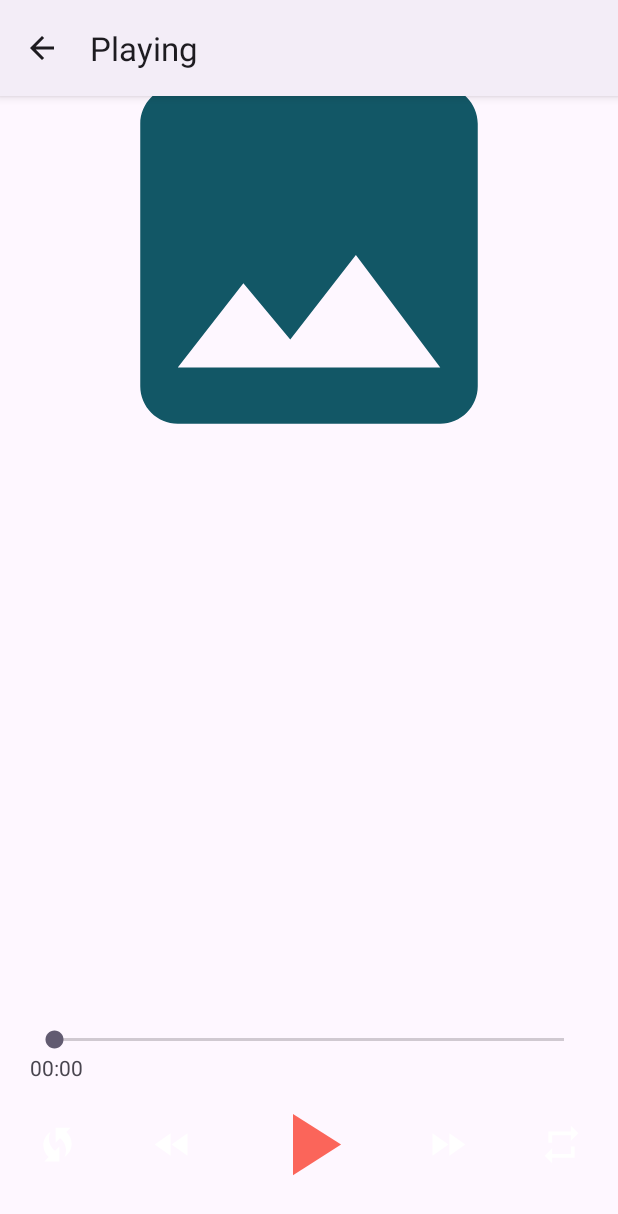
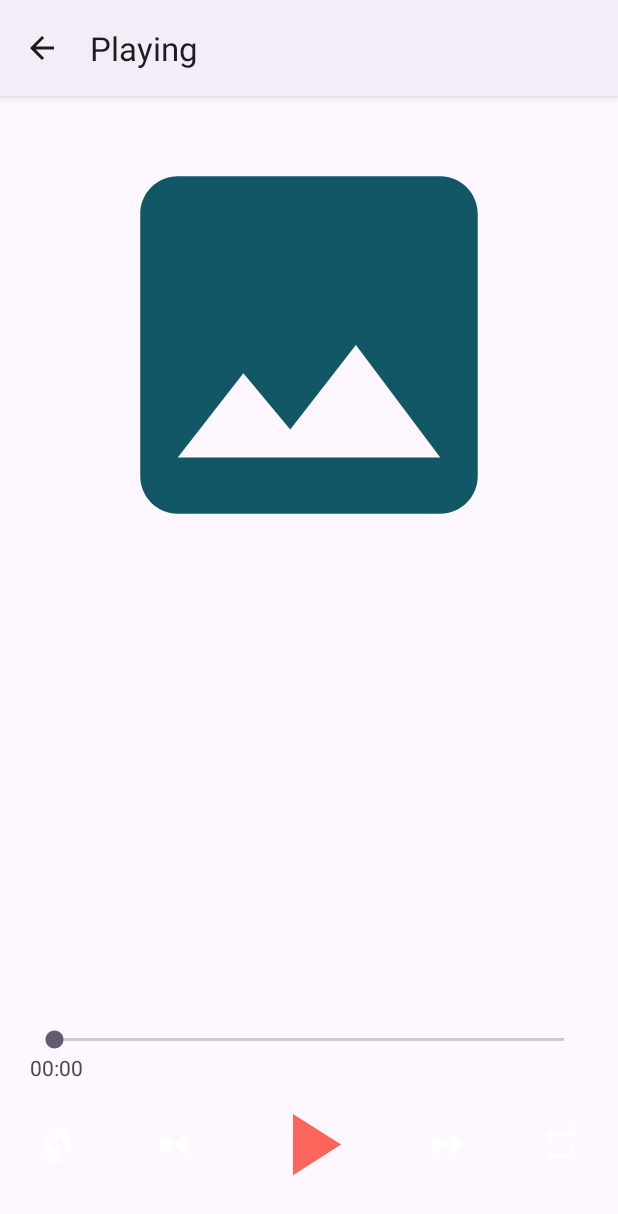
Before and after one commit to AntonioArquelau/Audio-Player, an Android app: the PlayActivity screen opened directly, with no data from a screen before it, on a phone screen of 412 x 824 dp. Shown: the top 1214 px of the screen. Run offline under Robolectric (Android 15) with nearby library versions, the phone set to English and light mode, and no system bars.

```diff
--- a/app/src/main/res/values/dimens.xml
+++ b/app/src/main/res/values/dimens.xml
@@ -12,7 +12,7 @@
 
     <!-- Play Activity -->
     <dimen name="image_view_size">300dp</dimen>
-    <dimen name="image_view_margin_top">20dp</dimen>
+    <dimen name="image_view_margin_top">80dp</dimen>
     <dimen name="text_view_song_name_size">30sp</dimen>
     <dimen name="text_view_song_info_size">20sp</dimen>
     <dimen name="seek_bar_margin">20dp</dimen>
```
